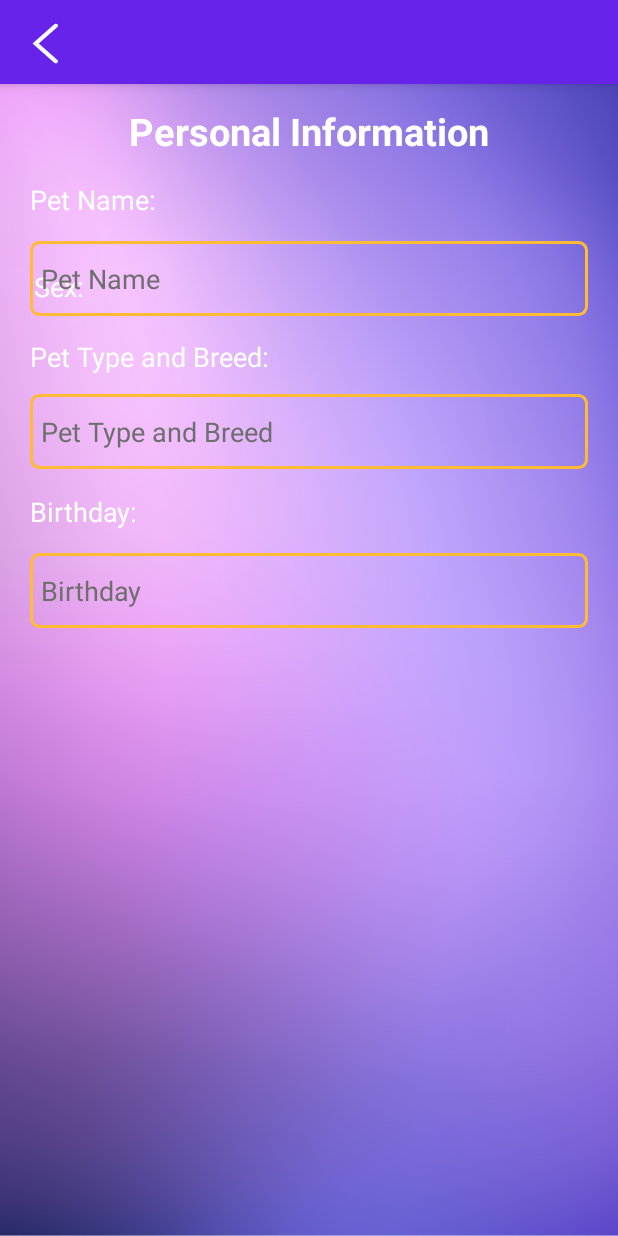
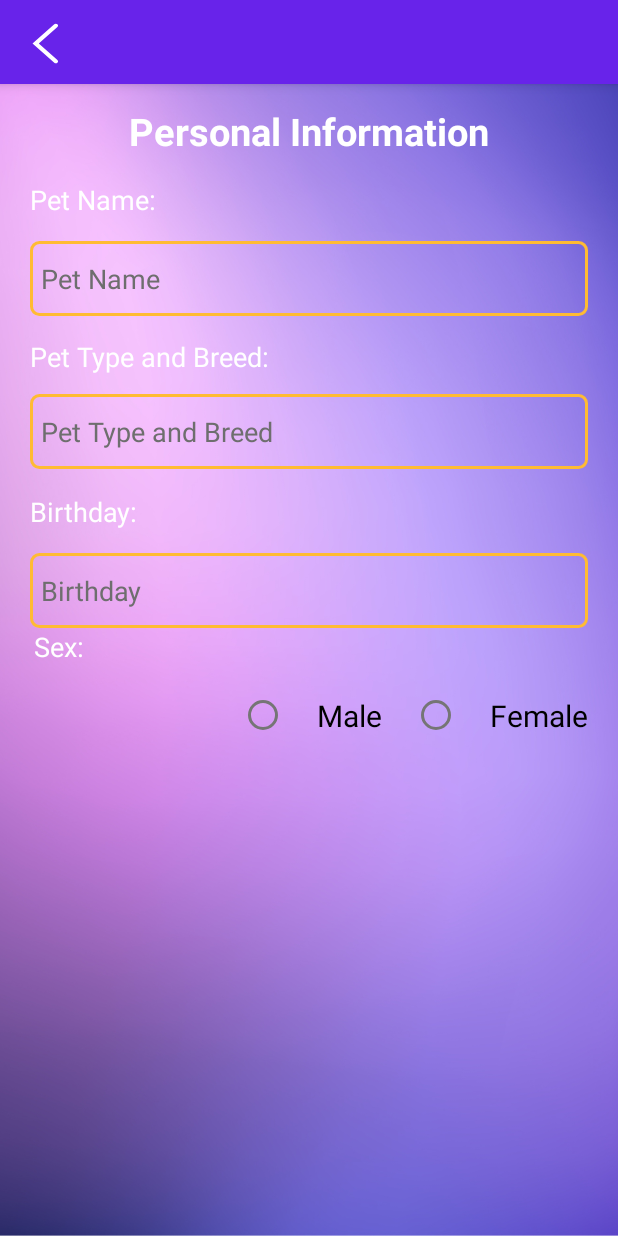
Before and after one commit to renzewithane/TFFI-Finder, an Android app: the EditInfo screen opened directly, with no data from a screen before it, on a phone screen of 412 x 824 dp. Run offline under Robolectric (Android 15) with nearby library versions, the phone set to English and light mode, and no system bars; Roboto replaces fonts that are not available here; 2 statements that could not run were skipped.

Commit message:
Update activity_edit_info.xml

```diff
--- a/app/src/main/res/layout/activity_edit_info.xml
+++ b/app/src/main/res/layout/activity_edit_info.xml
@@ -6,19 +6,6 @@
     android:layout_height="match_parent"
     android:background="@drawable/purple_background"
     tools:context=".EditInfo">
-
-    <TextView
-        android:id="@+id/textView23"
-        android:layout_width="wrap_content"
-        android:layout_height="wrap_content"
-        android:layout_marginEnd="356dp"
-        android:text="@string/sex_label"
-        android:textColor="@color/white"
-        android:textSize="18sp"
-        app:layout_constraintBottom_toTopOf="@+id/radioButton2"
-        app:layout_constraintEnd_toEndOf="parent"
-        app:layout_constraintTop_toBottomOf="@+id/Age"
-        app:layout_constraintVertical_bias="0.541" />
 
     <TextView
         android:id="@+id/textView24"
@@ -170,7 +157,7 @@
         app:layout_constraintTop_toBottomOf="@+id/addPet" />
 
     <TextView
-        android:id="@+id/textView21"
+        android:id="@+id/breedTxt"
         android:layout_width="wrap_content"
         android:layout_height="wrap_content"
         android:text="@string/pet_type_and_breed_label"
@@ -184,7 +171,7 @@
         app:layout_constraintVertical_bias="0.535" />
 
     <TextView
-        android:id="@+id/textView22"
+        android:id="@+id/birthdayTxt"
         android:layout_width="wrap_content"
         android:layout_height="wrap_content"
         android:text="@string/birthday_text"
@@ -196,28 +183,40 @@
         app:layout_constraintStart_toStartOf="@+id/Age"
         app:layout_constraintTop_toBottomOf="@+id/Breed" />
 
-    <RadioButton
-        android:id="@+id/radioButton"
+    <TextView
+        android:id="@+id/sex"
         android:layout_width="wrap_content"
         android:layout_height="wrap_content"
-        android:text="RadioButton"
-        android:textColor="@color/white"
-        android:textSize="18sp"
-        app:layout_constraintEnd_toStartOf="@+id/radioButton2"
-        app:layout_constraintStart_toStartOf="parent"
-        tools:layout_editor_absoluteY="466dp"
-        tools:text="Male" />
-
-    <RadioButton
-        android:id="@+id/radioButton2"
-        android:layout_width="wrap_content"
-        android:layout_height="wrap_content"
-        android:layout_marginEnd="84dp"
-        android:text="Female"
+        android:layout_marginEnd="356dp"
+        android:text="@string/sex_label"
         android:textColor="@color/white"
         android:textSize="18sp"
         app:layout_constraintEnd_toEndOf="parent"
-        tools:layout_editor_absoluteY="466dp" />
+        app:layout_constraintTop_toBottomOf="@+id/Age"
+        app:layout_constraintVertical_bias="0.541" />
+
+    <RadioGroup
+        android:id="@+id/gender"
+        android:layout_width="wrap_content"
+        android:layout_height="wrap_content"
+        android:orientation="horizontal"
+        app:layout_constraintEnd_toEndOf="parent"
+        app:layout_constraintTop_toBottomOf="@+id/sex">
+
+        <RadioButton
+            android:layout_width="wrap_content"
+            android:layout_height="wrap_content"
+            android:padding="20dp"
+            android:text="Male"
+            android:textSize="20sp" />
+
+        <RadioButton
+            android:layout_width="wrap_content"
+            android:layout_height="wrap_content"
+            android:padding="20dp"
+            android:text="Female"
+            android:textSize="20sp" />
+    </RadioGroup>
 
 
 </androidx.constraintlayout.widget.ConstraintLayout>
```
